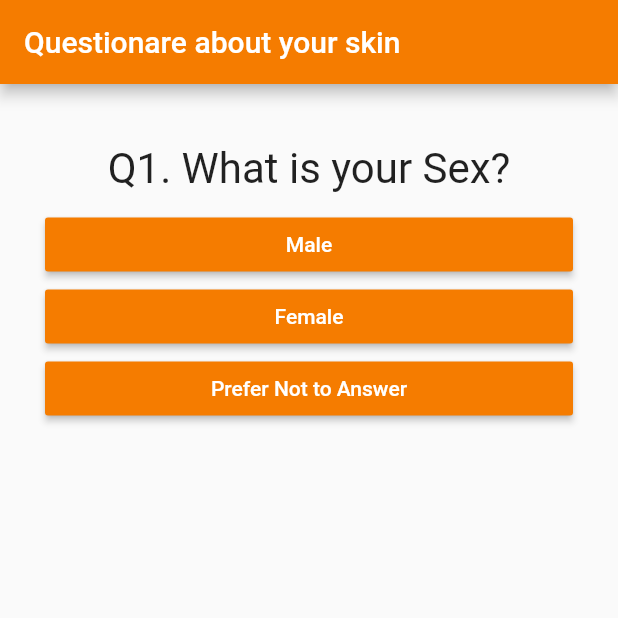
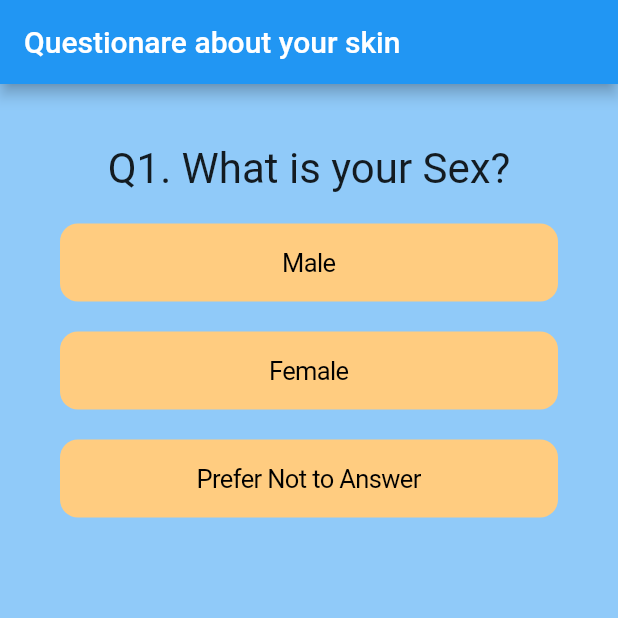
Before and after one commit to raghavansus/FinalOrionHacks, a Flutter app: the screen it shows after launch, after a tap on the "accessibility" icon, on a phone screen of 412 x 824 dp, the top half of it. Run offline on Flutter 3.47's test engine with Material 2 defaults, Android fonts, the phone set to English and light mode, and no system bars.

Commit message:
adsad again

```diff
--- a/lib/Skin.dart
+++ b/lib/Skin.dart
@@ -35,6 +35,7 @@ class skinpag extends State<StatefulWidget> {
     // TODO: implement build
     return Scaffold(
       body: Container(
+
         color: Colors.blue,
       ),
     );
@@ -117,9 +118,21 @@ class skinpage extends State<StatefulWidget> {
         appBar: AppBar(
           title: Text('Questionare about your skin'),
           // textTheme: ,
-          backgroundColor: Color(0xFFF57C00),
+          backgroundColor: Colors.blue,
         ),
-        body: Padding(
+        body: Container(
+          decoration: BoxDecoration(
+              color: Color(0xFF90CAF9),
+            // gradient: LinearGradient(
+            //     begin: Alignment.topLeft, end: Alignment.bottomRight,
+            //     // 0xFFF57C00 <- darker orange used for the icon ones
+            //     // Colors.blue <- darker blue used for the icon ones
+            //     //FF90CAF9 <- light blue
+            //     //FFFFCC80 <- light orange
+            //     colors: [const Color(0xFF90CAF9), const Color(0xFFFFCC80)]),
+          ),
+          child: Padding(
+
             padding: const EdgeInsets.all(30.0),
             child: _questionIndex < _questions.length
                 ? Quiz(
@@ -128,6 +141,7 @@ class skinpage extends State<StatefulWidget> {
               questions: _questions,
             ) //Quiz
                 : Result(_totalScore, _resetQuiz),
+          ),
         ), //Padding
       ), //Scaffold
       debugShowCheckedModeBanner: false,
@@ -190,7 +204,7 @@ class Result extends StatelessWidget {
             ), //Text
             textColor: Colors.blue,
             onPressed: resetHandler,
-          ),//FlatButton
+          ), //FlatButton
         ], //<Widget>[]
       ), //Column
     ); //Center
@@ -206,14 +220,28 @@ class Answer extends StatelessWidget {
   @override
   Widget build(BuildContext context) {
     return Container(
+
+
       width: double.infinity,
-      child: RaisedButton(
-        color: Color(0xFFF57C00),
-        textColor: Colors.white,
-        child: Text(answerText),
+      child: Container(
+        margin: EdgeInsets.all(10),
+        child: CupertinoButton(
+          //const Color(0xFFFFCC80)
+          color: Color(0xFFFFCC80),
+          // textColor: Colors.black,
+          child: Text(
+              answerText,
+              style: TextStyle(
+                  color: Colors.black
+              )
+          ),
           onPressed: selectHandler,
-      ), //RaisedButton
-    ); //Container
+        ),
+      ),
+
+    );
+
+    //Container
   }
 }
 
@@ -252,6 +280,7 @@ class Question extends StatelessWidget {
   @override
   Widget build(BuildContext context) {
     return Container(
+
       width: double.infinity,
       margin: EdgeInsets.all(10),
       child: Text(
```
Lines whose indentation alone changed are shown as unchanged.
